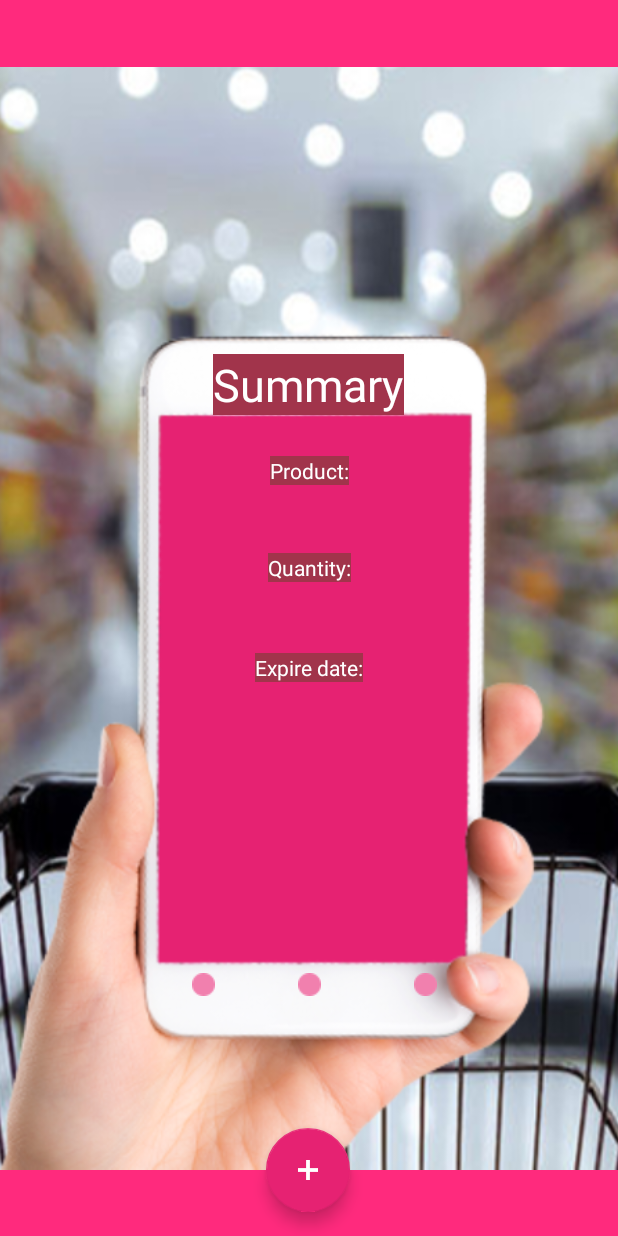
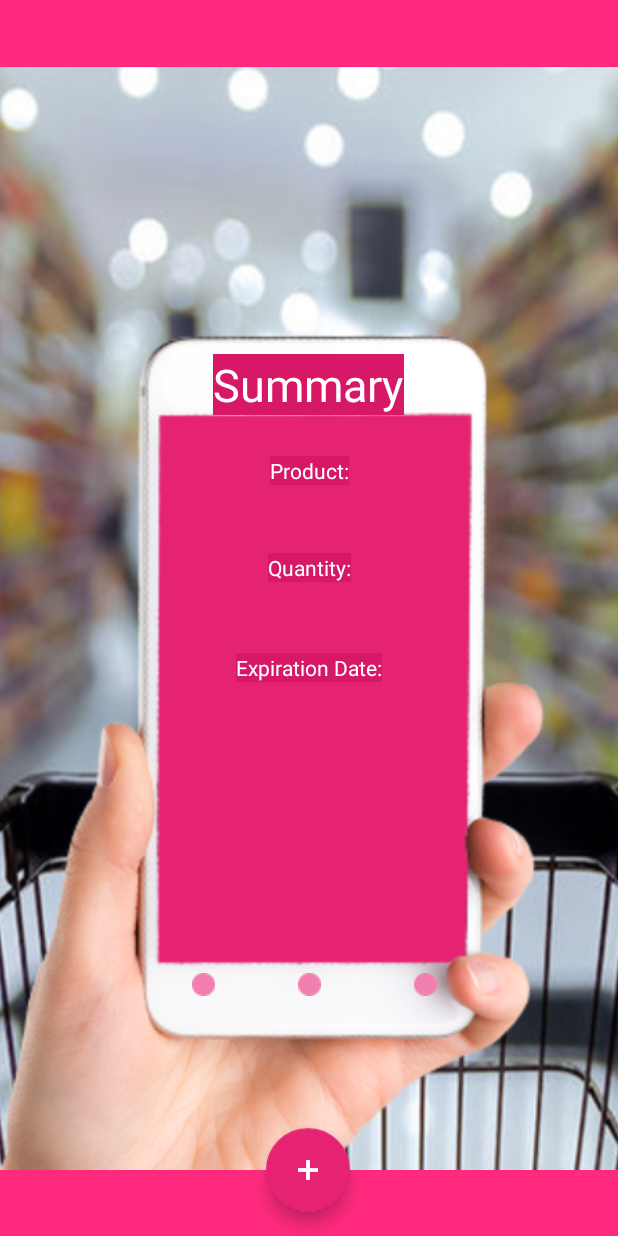
Before and after one commit to movieminer/Spoileralert, an Android app: the Add_3_Activity screen opened directly, with no data from a screen before it, on a phone screen of 412 x 824 dp. Run offline under Robolectric (Android 15) with nearby library versions, the phone set to English and light mode, and no system bars.

Commit message:
Color Changes

```diff
--- a/app/src/main/res/layout/activity_add_food_3.xml
+++ b/app/src/main/res/layout/activity_add_food_3.xml
@@ -76,8 +76,8 @@
         android:layout_marginStart="8dp"
         android:layout_marginTop="304dp"
         android:layout_marginEnd="8dp"
-        android:background="#a1344b"
-        android:text="Product:"
+        android:background="#d61866"
+        android:text="@string/product"
         android:textColor="#FFFFFF"
         app:layout_constraintEnd_toEndOf="parent"
         app:layout_constraintStart_toStartOf="parent"
@@ -90,7 +90,6 @@
         android:layout_marginStart="8dp"
         android:layout_marginTop="8dp"
         android:layout_marginEnd="8dp"
-        android:text="TextView"
         android:textColor="#FFFFFF"
         app:layout_constraintEnd_toEndOf="parent"
         app:layout_constraintHorizontal_bias="0.501"
@@ -104,8 +103,8 @@
         android:layout_marginStart="8dp"
         android:layout_marginTop="20dp"
         android:layout_marginEnd="8dp"
-        android:background="#a1344b"
-        android:text="Quantity:"
+        android:background="#d61866"
+        android:text="@string/quantitySumm"
         android:textColor="#FFFFFF"
         app:layout_constraintEnd_toEndOf="parent"
         app:layout_constraintStart_toStartOf="parent"
@@ -118,7 +117,6 @@
         android:layout_marginStart="8dp"
         android:layout_marginTop="8dp"
         android:layout_marginEnd="8dp"
-        android:text="TextView"
         android:textColor="#FFFFFF"
         app:layout_constraintEnd_toEndOf="parent"
         app:layout_constraintHorizontal_bias="0.501"
@@ -131,9 +129,9 @@
         android:layout_height="wrap_content"
         android:layout_marginStart="8dp"
         android:layout_marginTop="20dp"
-        android:background="#a1344b"
+        android:background="#d61866"
         android:layout_marginEnd="8dp"
-        android:text="Expire date:"
+        android:text="@string/expire_date"
         android:textColor="#FFFFFF"
         app:layout_constraintEnd_toEndOf="parent"
         app:layout_constraintStart_toStartOf="parent"
@@ -146,7 +144,6 @@
         android:layout_marginStart="8dp"
         android:layout_marginTop="8dp"
         android:layout_marginEnd="8dp"
-        android:text="TextView"
         android:textColor="#FFFFFF"
         app:layout_constraintEnd_toEndOf="parent"
         app:layout_constraintStart_toStartOf="parent"
@@ -159,8 +156,8 @@
         android:layout_marginStart="8dp"
         android:layout_marginTop="236dp"
         android:layout_marginEnd="8dp"
-        android:background="#a1344b"
-        android:text="Summary"
+        android:background="#d61866"
+        android:text="@string/summary"
         android:textColor="#FFFFFF"
         android:textSize="30sp"
         app:layout_constraintEnd_toEndOf="parent"
--- a/app/src/main/res/layout/activity_settings.xml
+++ b/app/src/main/res/layout/activity_settings.xml
@@ -5,7 +5,7 @@
     android:layout_width="match_parent"
     android:layout_height="match_parent"
     android:orientation="vertical"
-    android:background="#a1344b">
+    android:background="#878183">
 
     <View
         android:id="@+id/view"
--- a/app/src/main/res/layout/spinner_layout.xml
+++ b/app/src/main/res/layout/spinner_layout.xml
@@ -6,4 +6,4 @@
     android:textColor="#FFFFFF"
     android:gravity="center"
     android:textAlignment="center"
-    android:background="#a1344b"/>
+    android:background="#d61866"/>
--- a/app/src/main/res/values/colors.xml
+++ b/app/src/main/res/values/colors.xml
@@ -3,4 +3,5 @@
     <color name="colorPrimary">#008577</color>
     <color name="colorPrimaryDark">#00574B</color>
     <color name="colorAccent">#E62272</color>
+    <color name="colorAccentShade">#D61866</color>
 </resources>
--- a/app/src/main/res/values/strings.xml
+++ b/app/src/main/res/values/strings.xml
@@ -1,8 +1,13 @@
 <resources>
-    <string name="app_name">Spoileralert</string>
-    <string name="expdate">Expire date</string>
-    <string name="credits">Spoileralert made by:    Thijs de Jong, Julian van der Horst, Luc Slaats,  Michiel van de Noort  en Jochem Neels     Group 13</string>
+    <string name="app_name">Spoiler Alert</string>
+    <string name="expdate">Expiration Date</string>
+    <string name="credits">Spoileralert made by: Thijs de Jong, Julian van der Horst, Luc Slaats, Michiel van de Noort and Jochem Neels \n \nGroup 13</string>
     <string name="save_settings">Save Settings</string>
     <string name="get_notif">Get Notifications</string>
     <string name="time_of_notif">Time of notification</string>
+    <string name="quantity">Quantity g/ml:</string>
+    <string name="summary">Summary</string>
+    <string name="expire_date">Expiration Date:</string>
+    <string name="product">Product:</string>
+    <string name="quantitySumm">Quantity:</string>
 </resources>
```
Also changed, not shown: app/src/main/res/layout/activity_add_food_2.xml (+4 -4 lines).
